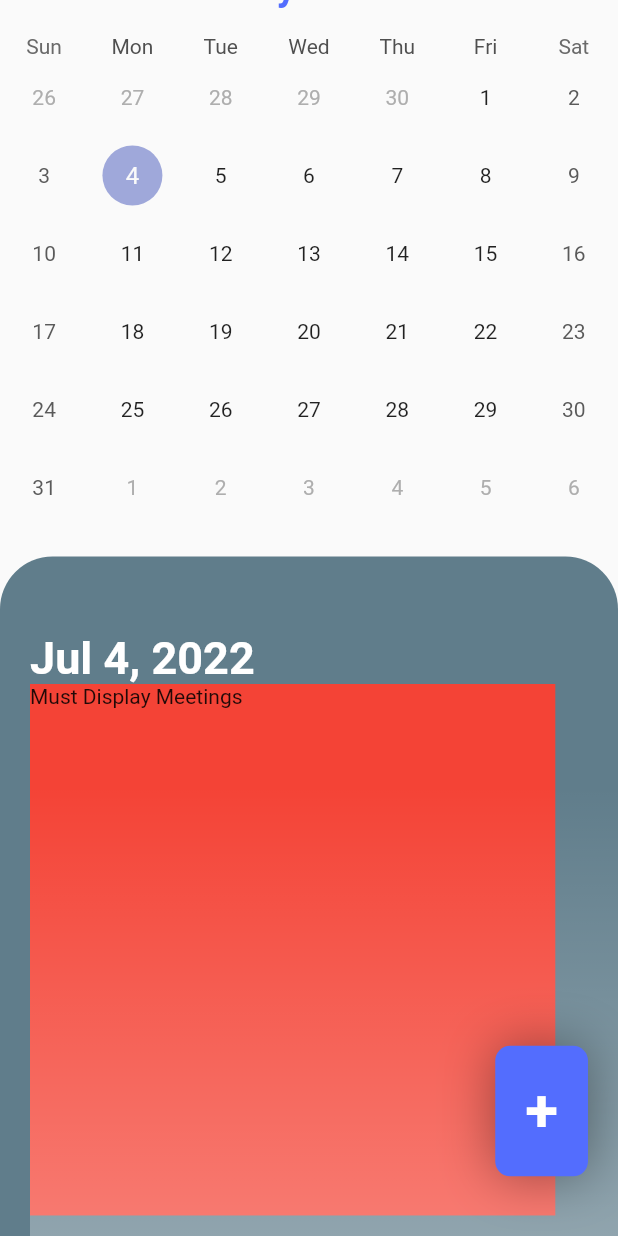
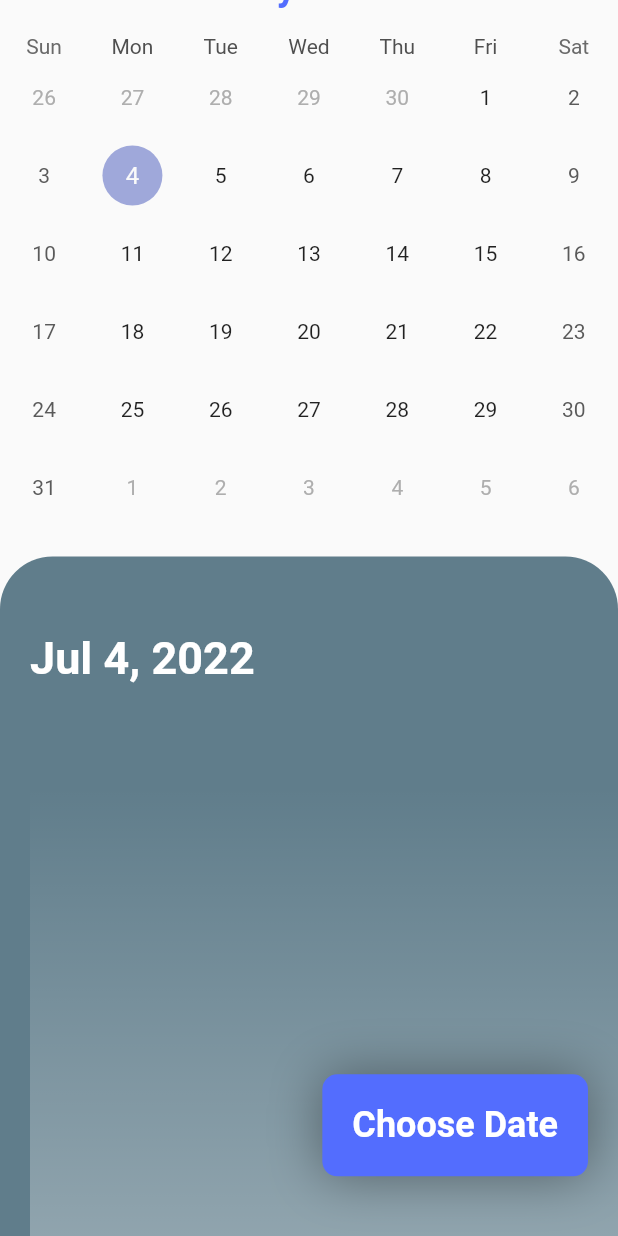
Before and after one commit to PSYRED/zymee.dev, a Flutter app: the CalendarWidget screen opened directly, scrolled down 41 dp, on a phone screen of 412 x 824 dp. Run offline on Flutter 3.47's test engine with Material 2 defaults, Android fonts, the phone set to English and light mode, and no system bars; drawn by our look-alikes of table_calendar; our stand-ins replace cloud_firestore, firebase_auth, firebase_core, flutter_contacts, fluttertoast, google_sign_in and 2 more; missing offline and left inert: flutter_custom_tabs, googleapis, jitsi_meet; accounts and stored records are empty.

```diff
--- a/lib/screens/CreateSchedule.dart
+++ b/lib/screens/CreateSchedule.dart
@@ -195,7 +195,7 @@ class _CreateScheduleState extends State<CreateSchedule> {
               _firebaseMethods.scheduleMeeting(roomName.text, roomDescription.text, widget.date);
               exportToGoogleCalendar(identifier: "612417216134-6pbhidv2usn1enovqlj9u7el5oqjq3co.apps.googleusercontent.com", summary: "Meeting scheduled on zymee created by {$_auth.user.email}", description: roomDescription.text, startDateTime: widget.date, startTimeZone: "3PM GMT", endDateTime: widget.date, endTimeZone: "4PM GMT");
               Fluttertoast.showToast(msg: "Meeting Scheduled");
-              Navigator.of(context).pop();
+
               }
              else {
               Fluttertoast.showToast(msg: "Error, Please fill in values correctly");
--- a/lib/widgets/CalendarWidget.dart
+++ b/lib/widgets/CalendarWidget.dart
@@ -92,12 +92,6 @@ class _CalendarWidgetState extends State<CalendarWidget> {
                           ),
                         ),
                         ),
-                        Container(
-                          height: MediaQuery.of(context).size.height*0.43,
-                          width: MediaQuery.of(context).size.width*0.85,
-                          color: Colors.red,
-                        child: Text("Must Display Meetings")
-                      ),
                     ],
                     ),
                     Positioned(
@@ -135,9 +129,9 @@ class _CalendarWidgetState extends State<CalendarWidget> {
                                 blurRadius: 30
                               )]
                             ),
-                            child: Text("+", style: TextStyle(
+                            child: Text("Choose Date", style: TextStyle(
                               color: Colors.white,
-                              fontSize: 40.0,
+                              fontSize: 24.0,
                               fontWeight: FontWeight.bold
                             )),
                           ),
```
Also changed, not shown: lib/screens/verificationScreen.dart (+5 -5 lines), 2 other files.
